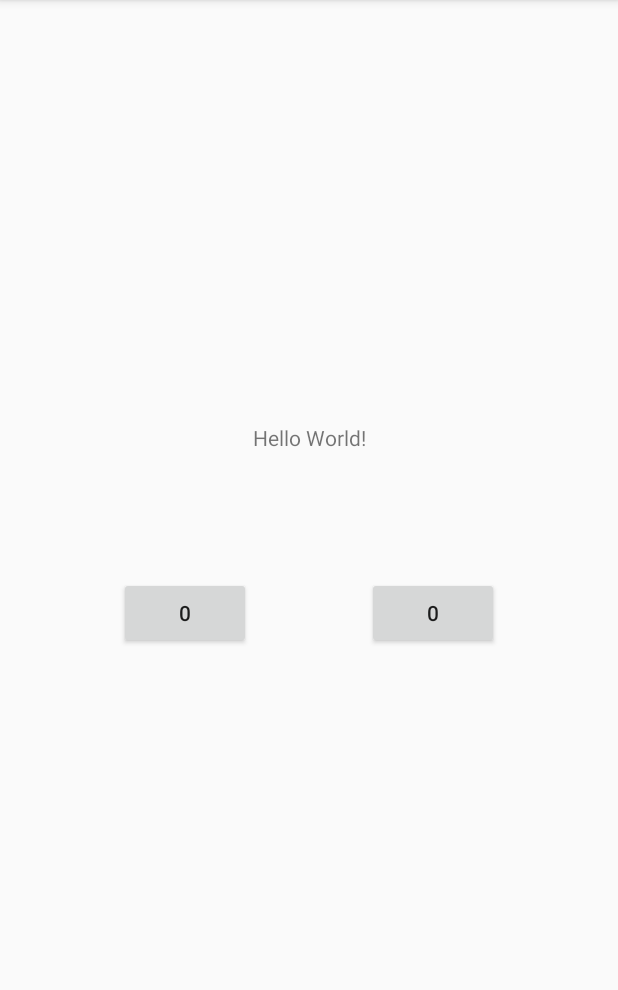
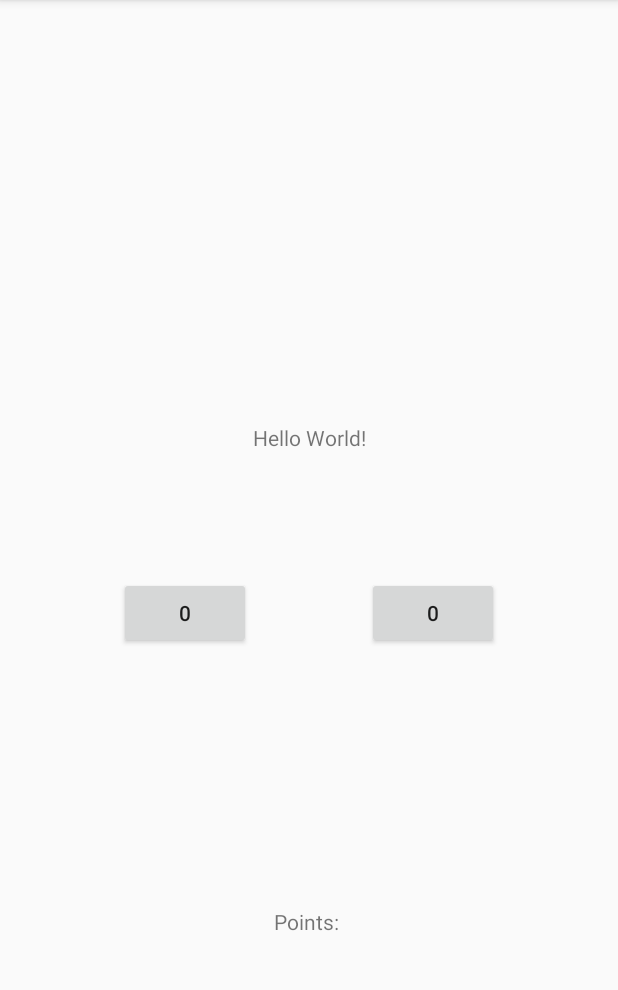
Before and after one commit to RJoshlan/BiggerNumber, an Android app: the screen it shows after launch (MainActivity), on a phone screen of 412 x 824 dp, the part 84-1074 px from its top. Run offline under Robolectric (Android 15) with nearby library versions, the phone set to English and light mode, and no system bars.

Commit message:
Part 2A Level 2 Changes

```diff
--- a/app/src/main/res/layout/activity_main.xml
+++ b/app/src/main/res/layout/activity_main.xml
@@ -43,4 +43,15 @@
         app:layout_constraintTop_toTopOf="parent"
         app:layout_constraintVertical_bias="0.534" />
 
+    <TextView
+        android:id="@+id/textView"
+        android:layout_width="wrap_content"
+        android:layout_height="wrap_content"
+        android:text="Points: "
+        app:layout_constraintBottom_toBottomOf="parent"
+        app:layout_constraintEnd_toEndOf="parent"
+        app:layout_constraintStart_toStartOf="parent"
+        app:layout_constraintTop_toTopOf="parent"
+        app:layout_constraintVertical_bias="0.808" />
+
 </androidx.constraintlayout.widget.ConstraintLayout>
```
Also changed, not shown: app/src/main/java/com/example/biggernumber/MainActivity.java (+20 -9 lines).
